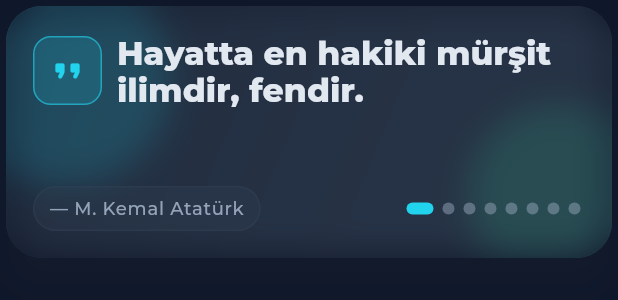
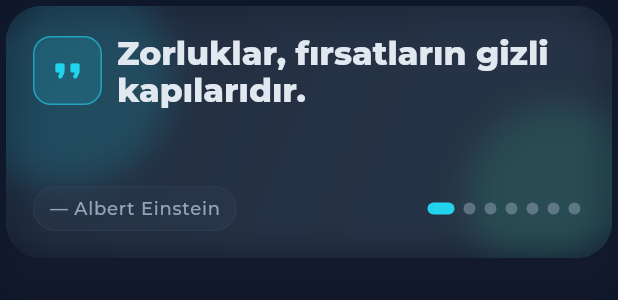
Before and after one commit to bakituncher/bilgee, a Flutter app: the MotivationQuotesCard widget shown alone on an empty page, opened directly, on a phone screen of 412 x 824 dp. Shown: the top 300 px of the screen. Run offline on Flutter 3.47's test engine with Material 3 defaults, Android fonts, the phone set to English and light mode, and no system bars; drawn by our look-alikes of flutter_animate; our stand-ins replace cached_network_image, cloud_firestore, cloud_functions, confetti, cross_file, equatable and 17 more; missing offline and left inert: firebase_app_check, flutter_math_fork, markdown; accounts and stored records are empty; generated files the repository leaves out were written again; network calls fail.

Commit message:
feat: Update motivation quotes with new inspirational messages

```diff
--- a/lib/features/home/widgets/motivation_quotes_card.dart
+++ b/lib/features/home/widgets/motivation_quotes_card.dart
@@ -17,14 +17,13 @@ class _MotivationQuotesCardState extends State<MotivationQuotesCard> {
   Timer? _timer;
   int _index = 0;
   final _quotes = const [
-    ('Hayatta en hakiki mürşit ilimdir, fendir.', 'M. Kemal Atatürk'),
-    ('Geleceği tahmin etmenin en iyi yolu, onu yaratmaktır.', 'Peter Drucker'),
-    ('Başarının sırrı, sıradan işleri sıra dışı bir şekilde yapmaktır.', 'John D. Rockefeller'),
-    ('Dehanın %1\'i ilham, %99\'u alın teridir.', 'Thomas Edison'),
-    ('Şimdi acı çek ve hayatının geri kalanını bir şampiyon olarak yaşa.', 'Muhammed Ali'),
-    ('Tek bildiğim, hiçbir şey bilmediğimdir.', 'Sokrates'),
-    ('Hayal gücü bilgiden daha önemlidir. Çünkü bilgi sınırlıyken, hayal gücü tüm dünyayı kapsar.', 'Albert Einstein'),
-    ('Yenilginin en büyük zaferden tek farkı, ayağa kalkma cesaretidir.', 'Bilge Baykuş'),
+    ('Zorluklar, fırsatların gizli kapılarıdır.', 'Albert Einstein'),
+    ('Hayal gücü bilgiden daha önemlidir.', 'Albert Einstein'),
+    ('Başarı, hazırlık ile fırsatın buluştuğu noktadır.', 'Bobby Unser'),
+    ('Kendine inan, her şey mümkün.', 'Audrey Hepburn'),
+    ('Yapabileceğin en büyük hata, hata yapmaktan korkmaktır.', 'Elbert Hubbard'),
+    ('Düşünmeden konuşmak, nişan almadan ateş etmektir.', 'Miguel de Cervantes'),
+    ('Başarı, azimle beslenen bir yolculuktur.', 'Zig Ziglar'),
   ];
 
   @override
```
